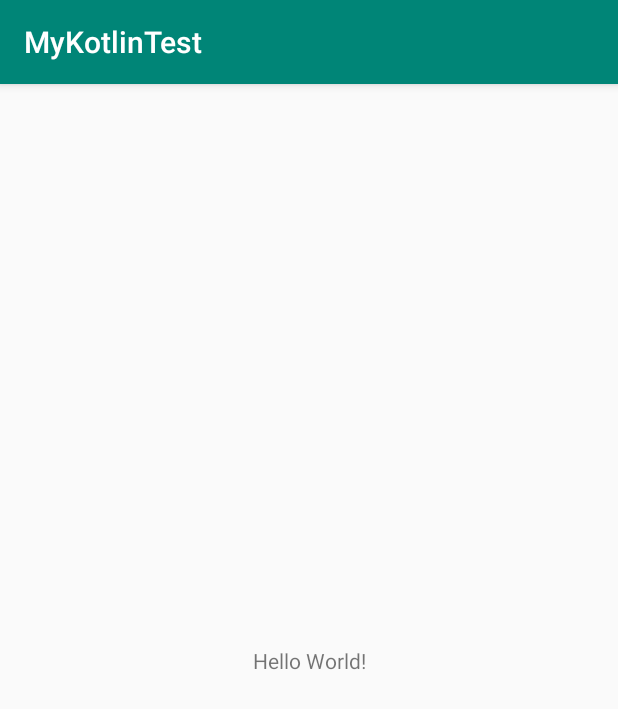
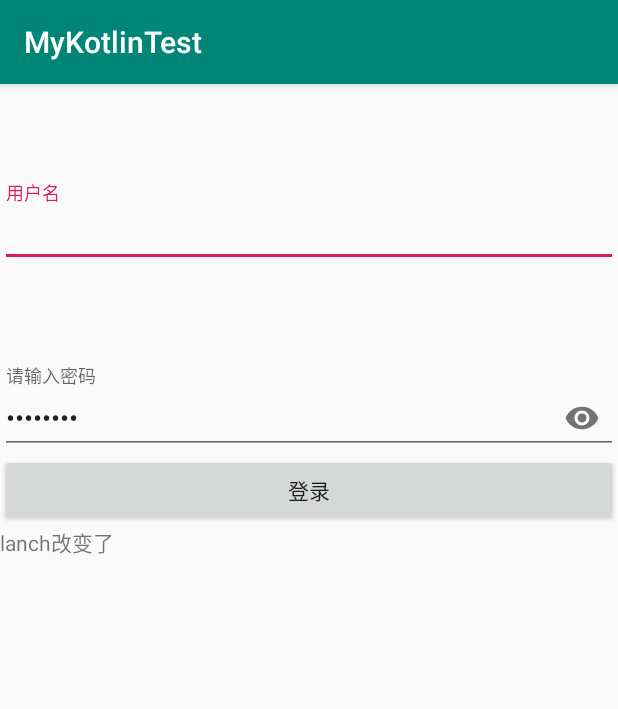
Before and after one commit to wlmxj/MyKotlin, an Android app: the screen it shows after launch (MainActivity), on a phone screen of 412 x 824 dp. Shown: the top 709 px of the screen. Run offline under Robolectric (Android 15) with nearby library versions, the phone set to English and light mode, and no system bars; our stand-ins replace data binding.

Commit message:
初步测试代码

```diff
--- a/app/src/main/AndroidManifest.xml
+++ b/app/src/main/AndroidManifest.xml
@@ -16,6 +16,7 @@
                 <category android:name="android.intent.category.LAUNCHER" />
             </intent-filter>
         </activity>
+        <activity android:name=".ac.RecyclerViewActivity" />
     </application>
 
 </manifest>
--- /dev/null
+++ b/app/src/main/java/com/wl/mykotlintest/Expression.kt
@@ -0,0 +1,17 @@
+package com.wl.mykotlintest
+
+import android.widget.TextView
+import androidx.databinding.BindingAdapter
+
+/**
+Time:2020/7/6
+Author:wl
+Description:
+ */
+object Expression {
+    @BindingAdapter("wl:txt")
+    @JvmStatic
+    fun setTxt(view: TextView, msg:String){
+        view.text = msg
+    }
+}
--- a/app/src/main/java/com/wl/mykotlintest/MainActivity.kt
+++ b/app/src/main/java/com/wl/mykotlintest/MainActivity.kt
@@ -1,12 +1,70 @@
 package com.wl.mykotlintest
 
-import androidx.appcompat.app.AppCompatActivity
-import android.os.Bundle
+import android.util.Log
+import android.view.View
+import android.widget.Toast
+import androidx.lifecycle.Observer
+import com.example.base.BaseActivity
+import com.wl.mykotlintest.ac.RecyclerViewActivity
+import com.wl.mykotlintest.databinding.ActivityMainBinding
+import com.wl.mykotlintest.model.UserModel
+import com.wl.mykotlintest.vm.UserViewModel
+import kotlinx.android.synthetic.main.activity_main.*
 
-class MainActivity : AppCompatActivity() {
+class MainActivity : BaseActivity<ActivityMainBinding, UserViewModel>() {
+    private val mUserModel: UserModel by lazy {
+        UserModel()
+    }
+    override fun initData() {
+        mDatabing.userModel = mUserModel
+        mDatabing.userViewModel = mViewModel
+        mDatabing.activity = this
+        mViewModel.userLiveData.observe(this, Observer {
+            Log.e("wl","livedata_result:$it")
+        })
+    }
 
-    override fun onCreate(savedInstanceState: Bundle?) {
-        super.onCreate(savedInstanceState)
-        setContentView(R.layout.activity_main)
+    override fun initView() {
+        loginBtn.setOnClickListener {
+            val username = mUserModel.username.get().toString()
+            val password  = mUserModel.password.get().toString()
+            username.isEmpty().let {
+                when(it){
+                    true ->{
+                        usernameLayout.error="用户名不可以为空"
+                        Toast.makeText(this@MainActivity,"用户名不能为空", Toast.LENGTH_SHORT).show()
+                    }
+
+                    else->{
+                        usernameLayout.isErrorEnabled = false
+                    }
+                }
+            }
+            password.isEmpty().also {
+                when(it){
+                    true ->{
+                        passwordLayout.error="密码不可以为空"
+                        Toast.makeText(this@MainActivity,"密码不能为空", Toast.LENGTH_SHORT).show()
+                    }else ->{
+                    passwordLayout.isErrorEnabled = false
+                }
+                }
+            }
+
+            Log.e("wl","name:$username---password:$password")
+            tv_show.text  = "改变了。同志们哈"
+        }
+
+    }
+
+    override fun getLayoutId(): Int {
+        return R.layout.activity_main
+    }
+
+    fun onTestClick(view:View){
+        Toast.makeText(this,"d：haha",Toast.LENGTH_SHORT).show()
+//        startActivitNew<RecyclerViewActivity>(this)
+
+        startActivity<RecyclerViewActivity>("key" to "value")
     }
 }
--- /dev/null
+++ b/app/src/main/java/com/wl/mykotlintest/base/BaseActivity.kt
@@ -0,0 +1,36 @@
+package com.example.base
+
+import android.os.Bundle
+import androidx.appcompat.app.AppCompatActivity
+import androidx.databinding.DataBindingUtil
+import androidx.databinding.ViewDataBinding
+import androidx.lifecycle.ViewModel
+import androidx.lifecycle.ViewModelProvider
+import com.example.inter.ICous
+
+/**
+Time:2020/7/2
+Author:wl
+Description:
+ */
+abstract class BaseActivity<DB : ViewDataBinding,VM:ViewModel> : AppCompatActivity(),
+    ICous<VM> {
+    lateinit var mDatabing : DB
+    lateinit var mViewModel : VM
+    override fun onCreate(savedInstanceState: Bundle?) {
+        super.onCreate(savedInstanceState)
+        mDatabing = DataBindingUtil.setContentView<DB>(this,getLayoutId())
+        mViewModel =ViewModelProvider(this).get(xxx())
+        mDatabing.lifecycleOwner = this
+        initData()
+        initView()
+    }
+    abstract fun initData()
+    abstract fun initView()
+    abstract fun getLayoutId(): Int
+
+    override fun onDestroy() {
+        super.onDestroy()
+        mDatabing.unbind()
+    }
+}
--- /dev/null
+++ b/app/src/main/java/com/wl/mykotlintest/inter/ICous.kt
@@ -0,0 +1,15 @@
+package com.example.inter
+
+import androidx.lifecycle.ViewModel
+import java.lang.reflect.ParameterizedType
+
+/**
+Time:2020/7/2
+Author:wl
+Description:
+ */
+interface ICous<VM:ViewModel> {
+    fun xxx():Class<VM>{
+       return ((this::class.java.genericSuperclass as ParameterizedType).actualTypeArguments[1] as? Class<VM>)!!
+    }
+}
--- /dev/null
+++ b/app/src/main/java/com/wl/mykotlintest/model/UserModel.kt
@@ -0,0 +1,19 @@
+package com.wl.mykotlintest.model
+
+import androidx.databinding.ObservableField
+
+/**
+Time:2020/7/6
+Author:wl
+Description:
+ */
+data class UserModel(
+    val username: ObservableField<String> = ObservableField(""),
+    val password: ObservableField<String> = ObservableField("")
+) {
+
+
+    override fun toString(): String {
+        return "UserModel(username=$username, password=$password)"
+    }
+}
--- /dev/null
+++ b/app/src/main/java/com/wl/mykotlintest/vm/UserViewModel.kt
@@ -0,0 +1,22 @@
+package com.wl.mykotlintest.vm
+
+import androidx.lifecycle.MutableLiveData
+import androidx.lifecycle.ViewModel
+import androidx.lifecycle.viewModelScope
+import kotlinx.coroutines.delay
+import kotlinx.coroutines.launch
+
+/**
+Time:2020/7/6
+Author:wl
+Description:
+ */
+class UserViewModel : ViewModel() {
+    val userLiveData = MutableLiveData<String>("init")
+    init {
+        viewModelScope.launch {
+            delay(3000)
+            userLiveData.value = "lanch改变了"
+        }
+    }
+}
--- a/app/src/main/res/layout/activity_main.xml
+++ b/app/src/main/res/layout/activity_main.xml
@@ -1,18 +1,67 @@
 <?xml version="1.0" encoding="utf-8"?>
-<androidx.constraintlayout.widget.ConstraintLayout xmlns:android="http://schemas.android.com/apk/res/android"
+<layout xmlns:android="http://schemas.android.com/apk/res/android"
     xmlns:app="http://schemas.android.com/apk/res-auto"
-    xmlns:tools="http://schemas.android.com/tools"
-    android:layout_width="match_parent"
-    android:layout_height="match_parent"
-    tools:context=".MainActivity">
+    xmlns:wl="http://schemas.android.com/tools">
+    <data>
+        <variable
+            name="userModel"
+            type="com.wl.mykotlintest.model.UserModel" />
+        <variable
+            name="userViewModel"
+            type="com.wl.mykotlintest.vm.UserViewModel" />
 
-    <TextView
-        android:layout_width="wrap_content"
-        android:layout_height="wrap_content"
-        android:text="Hello World!"
-        app:layout_constraintBottom_toBottomOf="parent"
-        app:layout_constraintLeft_toLeftOf="parent"
-        app:layout_constraintRight_toRightOf="parent"
-        app:layout_constraintTop_toTopOf="parent" />
+        <variable
+            name="activity"
+            type="com.wl.mykotlintest.MainActivity" />
+    </data>
 
-</androidx.constraintlayout.widget.ConstraintLayout>
+    <LinearLayout
+        android:layout_width="match_parent"
+        android:layout_height="match_parent"
+        android:orientation="vertical">
+
+        <com.google.android.material.textfield.TextInputLayout
+            android:id="@+id/usernameLayout"
+            android:layout_width="match_parent"
+            android:layout_height="wrap_content"
+            android:layout_marginTop="66dp">
+
+            <com.google.android.material.textfield.TextInputEditText
+                android:id="@+id/username"
+                android:layout_width="match_parent"
+                android:layout_height="wrap_content"
+                android:hint="@string/username"
+                android:singleLine="true"
+                android:text="@={userModel.username}" />
+        </com.google.android.material.textfield.TextInputLayout>
+
+        <com.google.android.material.textfield.TextInputLayout
+            android:id="@+id/passwordLayout"
+            android:layout_width="match_parent"
+            android:layout_height="wrap_content"
+            android:layout_marginTop="66dp"
+            app:passwordToggleEnabled="true">
+
+            <com.google.android.material.textfield.TextInputEditText
+                android:id="@+id/password"
+                android:layout_width="match_parent"
+                android:layout_height="wrap_content"
+                android:hint="@string/password"
+                android:inputType="textPassword"
+                android:text="@={userViewModel.userLiveData}" />
+        </com.google.android.material.textfield.TextInputLayout>
+
+        <Button
+            android:id="@+id/loginBtn"
+            android:layout_width="match_parent"
+            android:layout_height="wrap_content"
+            android:onClick="@{activity::onTestClick}"
+            android:text="@string/login" />
+
+        <TextView
+            android:id="@+id/tv_show"
+            android:layout_width="match_parent"
+            android:layout_height="wrap_content"
+            wl:txt="@{userViewModel.userLiveData}" />
+    </LinearLayout>
+</layout>
--- a/app/src/main/res/values/strings.xml
+++ b/app/src/main/res/values/strings.xml
@@ -1,3 +1,6 @@
 <resources>
     <string name="app_name">MyKotlinTest</string>
+    <string name="username">用户名</string>
+    <string name="login">登录</string>
+    <string name="password">请输入密码</string>
 </resources>
```
Also changed, not shown: app/src/main/java/com/wl/mykotlintest/GlobalFunction.kt (added, +18 -0 lines), app/src/main/java/com/wl/mykotlintest/ac/RecyclerViewActivity.kt (added, +63 -0 lines), app/src/main/java/com/wl/mykotlintest/adapter/StudentAdapter.kt (added, +19 -0 lines), app/src/main/java/com/wl/mykotlintest/base/NewBaseAdapter.kt (added, +41 -0 lines), app/src/main/java/com/wl/mykotlintest/model/User.kt (added, +17 -0 lines), app/src/main/res/layout/activity_recyclerview.xml (added, +28 -0 lines), app/src/main/res/layout/recycler_view_item.xml (added, +28 -0 lines).
